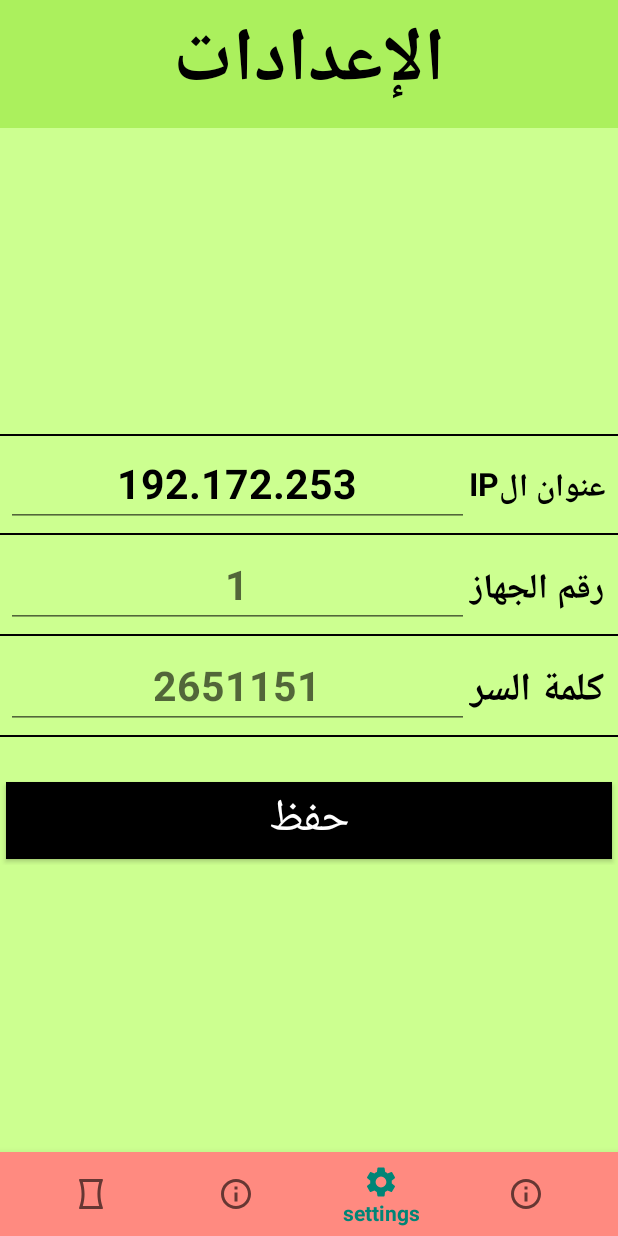
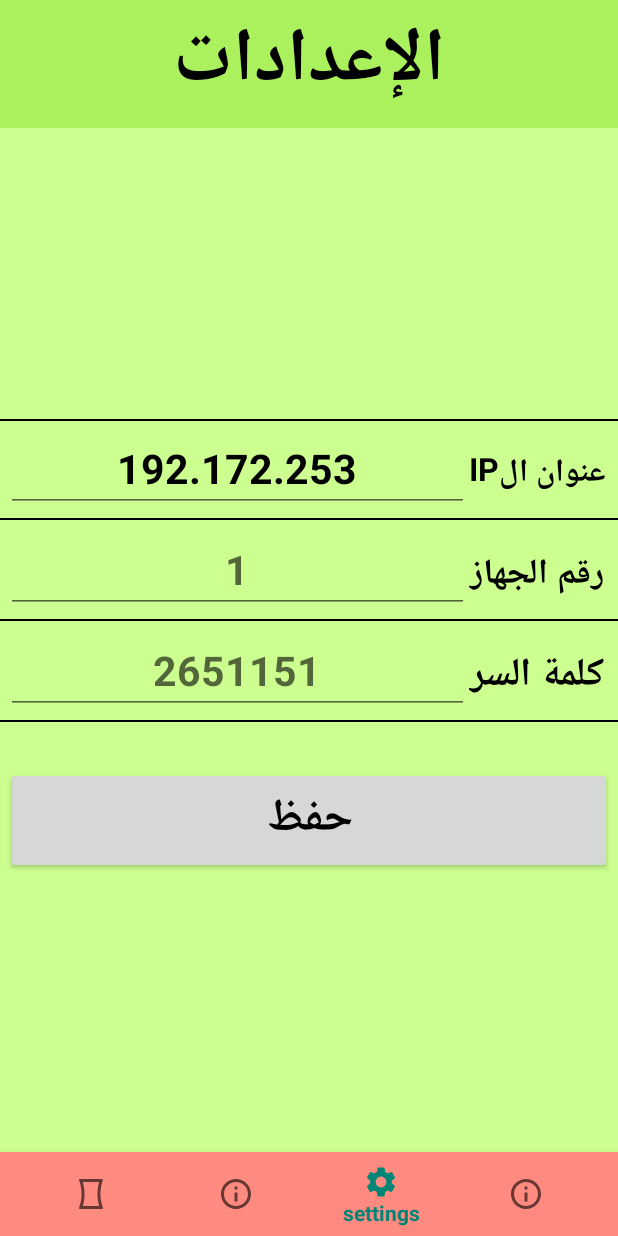
Before and after one commit to khaledsabry97/Control-HW-BOT, an Android app: the screen it shows after launch (MainActivity), item 3 of the bottom bar chosen, on a phone screen of 412 x 824 dp. Run offline under Robolectric (Android 15) with nearby library versions, the phone set to English and light mode, and no system bars; our stand-ins replace sdp/ssp sizes; libraries missing offline, so code that uses them is left out: com.vansuita.materialabout, com.xgc1986.ripplebutton; plain views replace RippleButton; 2 statements that could not run were skipped.

Commit message:
on/off buttons on response

```diff
--- a/app/src/main/java/com/ashiaa/tanmo_app/Controllers/SendController.java
+++ b/app/src/main/java/com/ashiaa/tanmo_app/Controllers/SendController.java
@@ -16,7 +16,7 @@ public class SendController extends Controller {
     final static String userName = "user_name";
     final static String password = "password";
     final static String deviceId = "device_id";
-    final static String switchs = "switch";
+    public final static String switchs = "switch";
     final static String period = "period";
     Context activity;
 
--- a/app/src/main/java/com/ashiaa/tanmo_app/Model/Constants.java
+++ b/app/src/main/java/com/ashiaa/tanmo_app/Model/Constants.java
@@ -7,6 +7,7 @@ import android.content.Context;
  */
 public class Constants {
     public static final String URL = ""; // the url to the device
+    public static boolean onButtonState = true;
     SaveAndRestore saveAndRestore;
 
     public Constants(Context context)
--- a/app/src/main/java/com/ashiaa/tanmo_app/Views/Homefragment.java
+++ b/app/src/main/java/com/ashiaa/tanmo_app/Views/Homefragment.java
@@ -18,6 +18,7 @@ import android.widget.TimePicker;
 import androidx.fragment.app.Fragment;
 
 import com.ashiaa.tanmo_app.Controllers.SendController;
+import com.ashiaa.tanmo_app.Model.Constants;
 import com.ashiaa.tanmo_app.Model.SaveAndRestore;
 import com.ashiaa.tanmo_app.R;
 import com.ashiaa.tanmo_app.Services.PeriodService;
@@ -33,47 +34,20 @@ public class Homefragment extends Fragment {
     TextView remainingTime;
     Intent periodIntent;
     String time = "";
-
-    public Homefragment() {
-        // Required empty public constructor
-    }
-
-
-    public static Homefragment newInstance() {
-        Homefragment fragment = new Homefragment();
-        return fragment;
-    }
-
-    private BroadcastReceiver receiver = new BroadcastReceiver() {
-
-        @Override
-        public void onReceive(Context context, Intent intent) {
-            time = intent.getExtras().getString("time");
-            int state = intent.getExtras().getInt("state");
-            updateTime(time);
-            if(time.isEmpty() && state == 2)
-            {
-                enableStopButton(false);
-            }
-            else if(time.isEmpty() == false)
-            {
-                enableStopButton(true);
-            }
-        }
-    };
-
+    BroadcastReceiver buttonStates,periodStateBR;
     @Override
     public void onResume() {
         super.onResume();
-        getActivity().registerReceiver(receiver, new IntentFilter("PeriodService"));
+        getActivity().registerReceiver(periodStateBR, new IntentFilter("PeriodService"));
+        getActivity().registerReceiver(buttonStates, new IntentFilter(getActivity().getString(R.string.ButtonStateBrodReceiver)));
         checkLastState();
     }
 
     @Override
     public void onPause() {
         super.onPause();
-        getActivity().unregisterReceiver(receiver);
-
+        getActivity().unregisterReceiver(periodStateBR);
+        getActivity().unregisterReceiver(buttonStates);
     }
 
     @Override
@@ -97,14 +71,20 @@ public class Homefragment extends Fragment {
         saveAndRestore = new SaveAndRestore(getContext());
 
         sendController = new SendController(this.getContext());
-        timePicker.setIs24HourView(true);
 
+        setupView();
+
+
+        return view;
+    }
+
+    private void setupView() {
         startButton.setOnClickListener(new View.OnClickListener() {
             @Override
             public void onClick(View view) {
                 //send start enigne
                 sendController.sendOn();
-                enableStopButton(true);
+                //enableStopButton(true);
 
             }
         });
@@ -115,7 +95,7 @@ public class Homefragment extends Fragment {
                 //send stop
                 sendController.sendOff();
                 stopPeriod();
-                enableStopButton(false);
+                //enableStopButton(false);
 
 
             }
@@ -153,7 +133,7 @@ public class Homefragment extends Fragment {
                 getActivity().startService(periodIntent);
 
                 enableStopPeriodButton(true);
-                enableStopButton(true);
+                //enableStopButton(true);
 
             }
         });
@@ -162,18 +142,45 @@ public class Homefragment extends Fragment {
             public void onClick(View view) {
                 sendController.sendOff();
                 stopPeriod();
-                enableStopButton(false);
+                //enableStopButton(false);
                 enableStopPeriodButton(false);
 
 
             }
         });
 
-        enableStopButton(false);
+        periodStateBR = new BroadcastReceiver() {
+
+            @Override
+            public void onReceive(Context context, Intent intent) {
+                time = intent.getExtras().getString("time");
+                int state = intent.getExtras().getInt("state");
+                updateTime(time);
+                if(time.isEmpty() && state == 2)
+                {
+                    //enableStopButton(false);
+                }
+                else if(time.isEmpty() == false)
+                {
+                    //enableStopButton(true);
+                }
+            }
+        };
+
+        buttonStates = new BroadcastReceiver() {
+            @Override
+            public void onReceive(Context context, Intent intent) {
+                boolean onButtonState = intent.getExtras().getBoolean("onButtonState");
+                enableStopButton(!Constants.onButtonState);
+
+            }
+        };
+        //enableStopButton(false);
         enableStopPeriodButton(false);
+        timePicker.setIs24HourView(true);
 
 
-        return view;
+
     }
 
     private void stopPeriod() {
@@ -193,6 +200,7 @@ public class Homefragment extends Fragment {
         if (currentTime <= endTime && endTime != -1) {
             periodCheckBox.setChecked(true);
         }
+        enableStopButton(!Constants.onButtonState);
     }
 
     private void updateTime(String time) {
--- a/app/src/main/res/layout/fragment_configuration.xml
+++ b/app/src/main/res/layout/fragment_configuration.xml
@@ -3,6 +3,7 @@
     xmlns:tools="http://schemas.android.com/tools"
     android:layout_width="match_parent"
     android:layout_height="match_parent"
+    xmlns:app="http://schemas.android.com/apk/res-auto"
     xmlns:fancy="http://schemas.android.com/apk/res-auto"
     android:background="@color/background_color"
     tools:context=".Views.ConfigurationFragment">
@@ -124,12 +125,16 @@ android:hint="1"
 
             <com.xgc1986.ripplebutton.widget.RippleButton
                 android:id="@+id/save"
-                style="@style/TextCategoryRound"
-                android:background="@color/black"
+                android:textSize="30sp"
                 android:layout_width="match_parent"
                 android:layout_height="wrap_content"
                 android:layout_margin="@dimen/_3sdp"
                 android:layout_weight="1"
+                app:buttonColor="@android:color/holo_blue_dark"
+android:textColor="@color/black"
+                android:textStyle="bold"
+
+                app:rippleColor="@android:color/holo_blue_bright"
                 android:text="حفظ" />
 
 
--- a/app/src/main/res/values/strings.xml
+++ b/app/src/main/res/values/strings.xml
@@ -25,4 +25,5 @@
     <!-- TODO: Remove or change this placeholder text -->
     <string name="hello_blank_fragment">Hello blank fragment</string>
     <string name="company_name">aSHiAa</string>
+    <string name="ButtonStateBrodReceiver">ButtonStateBrodReceiver</string>
 </resources>
```
Also changed, not shown: app/src/main/java/com/ashiaa/tanmo_app/Connections/SendRequest.java (+24 -5 lines).
